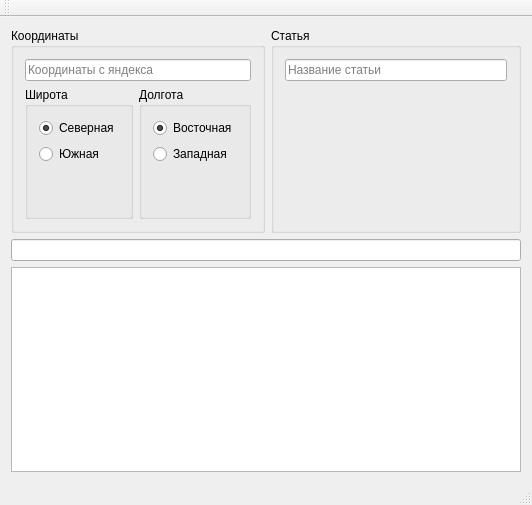
Old version of the form mainwindow.ui in the repository s9gf4ult/degree.
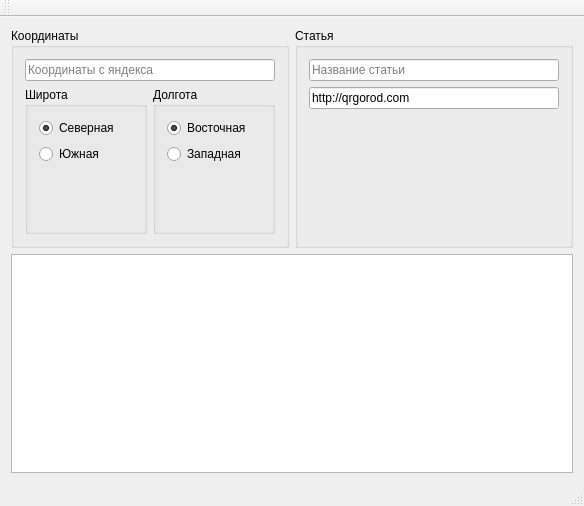
New version of the form.

Commit message: modified:   mainwindow.cpp 	modified:   mainwindow.ui 	* Now it genrates two tags in one field

Diff of the .ui file:
```diff
--- a/mainwindow.ui
+++ b/mainwindow.ui
@@ -6,8 +6,8 @@
    <rect>
     <x>0</x>
     <y>0</y>
-    <width>532</width>
-    <height>505</height>
+    <width>584</width>
+    <height>506</height>
    </rect>
   </property>
   <property name="windowTitle">
@@ -28,6 +28,16 @@
          </property>
         </widget>
        </item>
+       <item>
+        <widget class="QLineEdit" name="siteurl">
+         <property name="text">
+          <string>http://qrgorod.com</string>
+         </property>
+         <property name="placeholderText">
+          <string>url сайта</string>
+         </property>
+        </widget>
+       </item>
        <item>
         <spacer name="verticalSpacer_3">
          <property name="orientation">
@@ -143,14 +153,13 @@
      </widget>
     </item>
     <item row="2" column="0" colspan="2">
-     <widget class="QLineEdit" name="output">
-      <property name="readOnly">
-       <bool>true</bool>
-      </property>
-     </widget>
-    </item>
-    <item row="3" column="0" colspan="2">
      <widget class="QPlainTextEdit" name="link">
+      <property name="horizontalScrollBarPolicy">
+       <enum>Qt::ScrollBarAsNeeded</enum>
+      </property>
+      <property name="lineWrapMode">
+       <enum>QPlainTextEdit::NoWrap</enum>
+      </property>
       <property name="readOnly">
        <bool>true</bool>
       </property>
```
Left out of the diff: 21 changed lines with no effect on the pictures. The commit also changes 1 other file.
